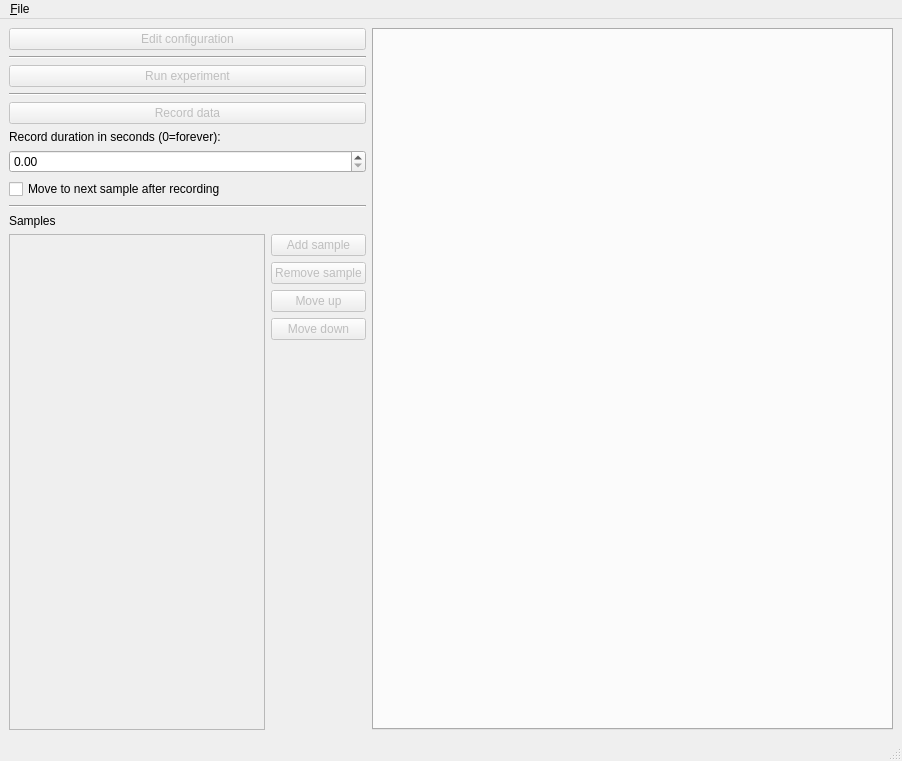
Qt form res/ui/MainWindow.ui (Cardiff-CHFE/InstrumentControl) before a commit.
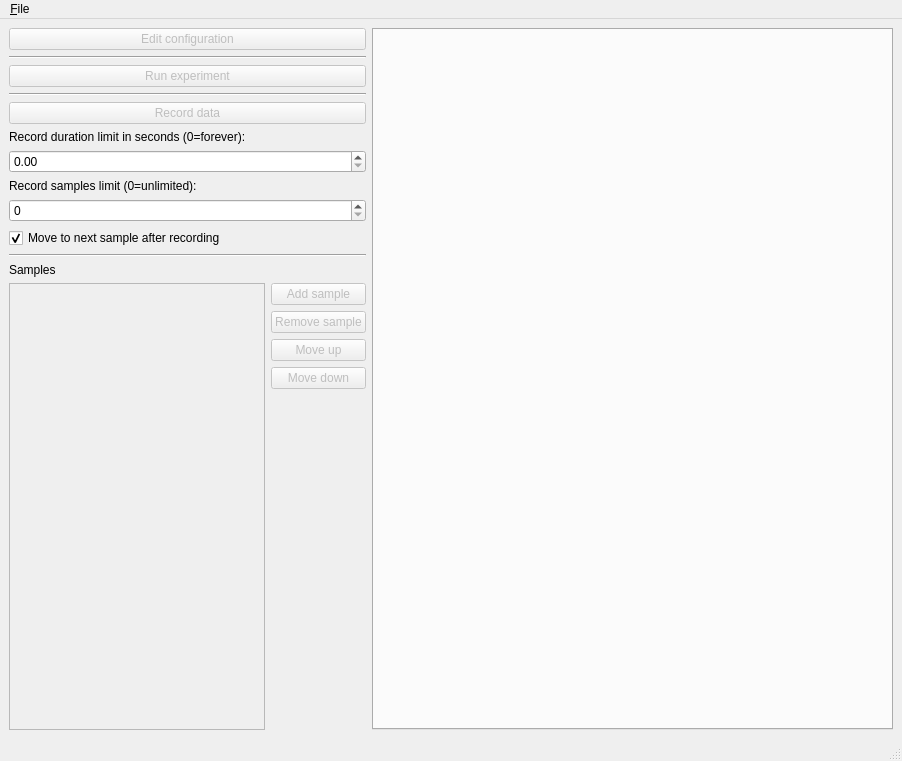
The same form after that commit.

Commit message: Add sample count record limit

What changed in the file:
```diff
--- a/res/ui/MainWindow.ui
+++ b/res/ui/MainWindow.ui
@@ -72,7 +72,7 @@
         <item>
          <widget class="QLabel" name="label_2">
           <property name="text">
-           <string>Record duration in seconds (0=forever):</string>
+           <string>Record duration limit in seconds (0=forever):</string>
           </property>
          </widget>
         </item>
@@ -83,11 +83,28 @@
           </property>
          </widget>
         </item>
+        <item>
+         <widget class="QLabel" name="label">
+          <property name="text">
+           <string>Record samples limit (0=unlimited):</string>
+          </property>
+         </widget>
+        </item>
+        <item>
+         <widget class="QSpinBox" name="recordSamples">
+          <property name="enabled">
+           <bool>true</bool>
+          </property>
+         </widget>
+        </item>
         <item>
          <widget class="QCheckBox" name="autoIncrementSample">
           <property name="text">
            <string>Move to next sample after recording</string>
           </property>
+          <property name="checked">
+           <bool>true</bool>
+          </property>
          </widget>
         </item>
         <item>
```
The commit also changes 3 other files.
